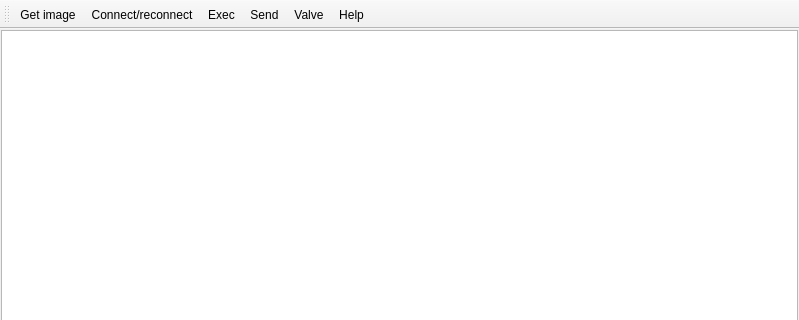
Old version of the form soft/remote_ctrl/app_client/src/main_wnd.ui in the repository z80/IPM; both pictures show x 0 to 799 and y 0 to 320 of the 799 by 657 pixel window.
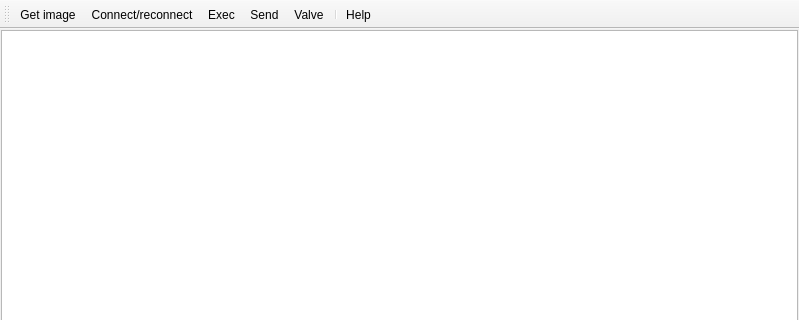
New version of the form. Icons and pictures are not drawn. Custom widgets are drawn as their Qt base class.

Commit message: Valve test window is finished.

What changed in the file:
```diff
--- a/soft/remote_ctrl/app_client/src/main_wnd.ui
+++ b/soft/remote_ctrl/app_client/src/main_wnd.ui
@@ -144,6 +144,7 @@
    <addaction name="exec"/>
    <addaction name="send"/>
    <addaction name="valve"/>
+   <addaction name="separator"/>
    <addaction name="help"/>
   </widget>
   <widget class="QDockWidget" name="manipulatorDw">
```
The commit also changes 7 other files.
